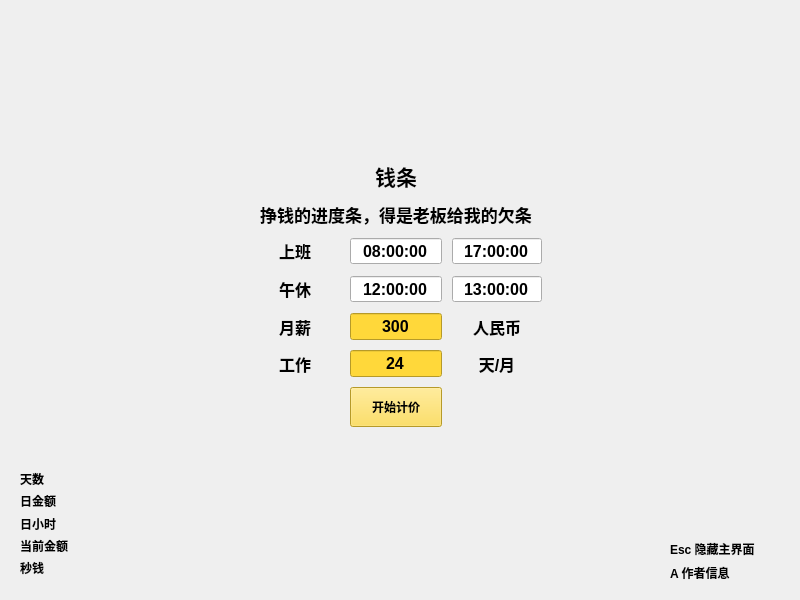
The window that moneyprogress.ui (wxydejoy/MoneyProgress_win) describes before a commit, drawn with Qt 5.
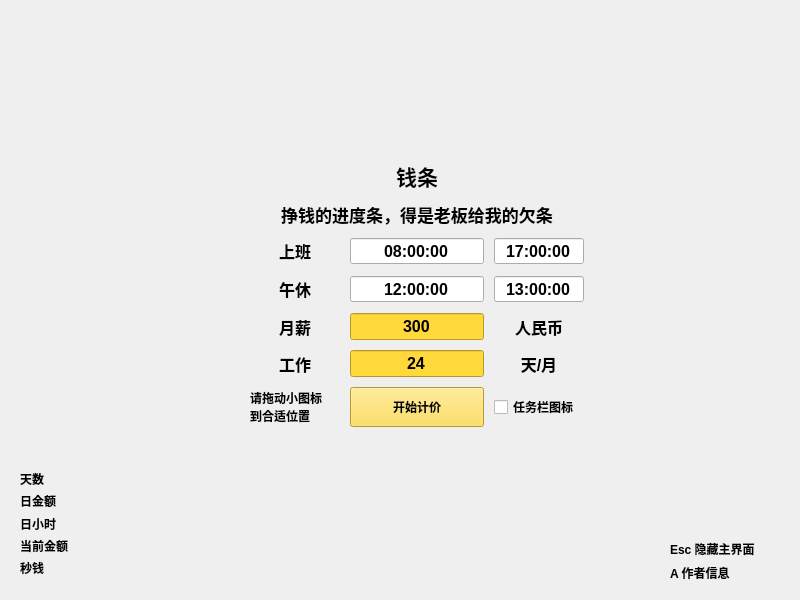
The same window after the commit. Icons and pictures are not drawn.

Commit message: 添加任务栏文字并记忆位置

What changed in the file:
```diff
--- a/moneyprogress.ui
+++ b/moneyprogress.ui
@@ -28,7 +28,7 @@
      <rect>
       <x>250</x>
       <y>50</y>
-      <width>292</width>
+      <width>334</width>
       <height>376</height>
      </rect>
     </property>
@@ -449,6 +449,21 @@
        </item>
       </layout>
      </item>
+     <item row="7" column="2">
+      <widget class="QCheckBox" name="barcheck">
+       <property name="text">
+        <string>任务栏图标</string>
+       </property>
+      </widget>
+     </item>
+     <item row="7" column="0">
+      <widget class="QLabel" name="hide_label">
+       <property name="text">
+        <string>请拖动小图标
+到合适位置</string>
+       </property>
+      </widget>
+     </item>
     </layout>
    </widget>
    <widget class="QLabel" name="labelAbout">
```
The commit also changes 8 other files.
